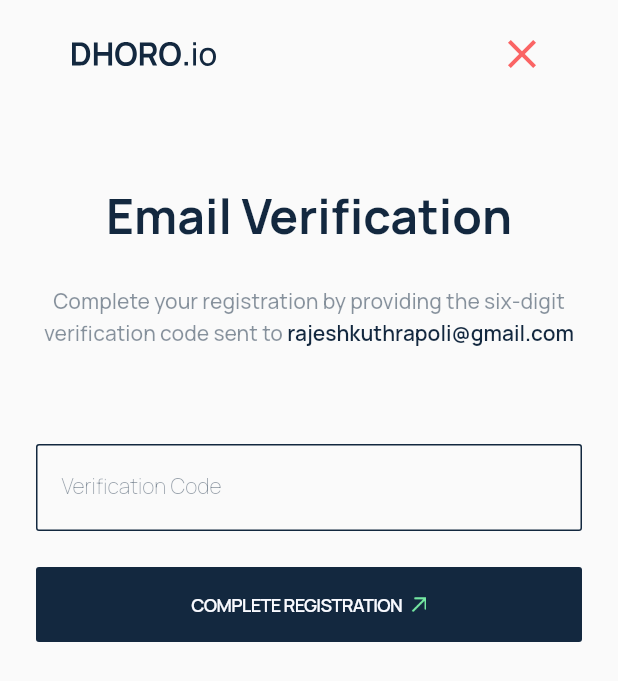
After one commit to andymaking/tobeUsed, a Flutter app: the EmailVerificationPage screen opened by its route, on a phone screen of 412 x 824 dp. The commit adds this screen. Shown: the top 681 px of the screen. Run offline on Flutter 3.47's test engine with Material 2 defaults, Android fonts, the phone set to English and light mode, and no system bars; our stand-ins replace dio, flutter_svg, get_it, google_fonts, hive, hive_flutter and 2 more; missing offline and left inert: flutter_statusbarcolor_ns; accounts and stored records are empty.

Commit message:
Implement Email Verification screen

```diff
--- /dev/null
+++ b/lib/ui/email_verification/email_verification.dart
@@ -0,0 +1,114 @@
+
+import 'package:dhoro_mobile/ui/route/routes.dart';
+import 'package:dhoro_mobile/utils/app_fonts.dart';
+import 'package:dhoro_mobile/utils/color.dart';
+import 'package:dhoro_mobile/utils/strings.dart';
+import 'package:dhoro_mobile/widgets/app_text_field.dart';
+import 'package:dhoro_mobile/widgets/app_toolbar.dart';
+import 'package:dhoro_mobile/widgets/button.dart';
+import 'package:flutter/material.dart';
+import 'package:flutter_svg/flutter_svg.dart';
+import 'package:google_fonts/google_fonts.dart';
+
+class EmailVerificationPage extends StatefulWidget {
+  const EmailVerificationPage({Key? key}) : super(key: key);
+
+  @override
+  _EmailVerificationPageState createState() => _EmailVerificationPageState();
+}
+
+class _EmailVerificationPageState extends State<EmailVerificationPage> {
+  TextEditingController _verificationCodeController = TextEditingController();
+  final _formKey = GlobalKey<FormState>();
+  final isValidLogin = true;
+
+  @override
+  Widget build(BuildContext context) {
+    return Scaffold(
+      body: SafeArea(
+        child: Container(
+          child: Padding(
+            padding: const EdgeInsets.symmetric(horizontal: 24.0),
+            child: Column(
+              mainAxisAlignment: MainAxisAlignment.start,
+              crossAxisAlignment: CrossAxisAlignment.center,
+              children: <Widget>[
+                SizedBox(height: 20.0,),
+                AppToolBar(
+                  trailingIconClicked: (){
+
+                  },
+                ),
+                SizedBox(height: 70.0,),
+                AppFontsStyle.getAppTextViewBold(
+                  AppString.emailVerification,
+                  weight: FontWeight.w700,
+                  size: AppFontsStyle.textFontSize32,
+                ),
+                SizedBox(height: 24.0,),
+                Container(
+                    width: double.infinity,
+                    child: GestureDetector(
+                      onTap: (){
+                        Navigator.of(context).pushNamed(AppRoutes.signUp);
+                      },
+                      child: Center(
+                        child: Text.rich(
+                          TextSpan(
+                              text: AppString.completeYourRegistration,
+                              style: GoogleFonts.manrope(
+                                fontSize: AppFontsStyle.textFontSize14,
+                                height: 1.5,
+                                color: Pallet.colorGrey,
+                                fontStyle: FontStyle.normal,
+                                fontWeight: FontWeight.w500,
+                              ),
+                              children: <TextSpan>[
+                                TextSpan(
+                                  text: "rajeshkuthrapoli@gmail.com",
+                                  style: GoogleFonts.manrope(
+                                    fontSize: AppFontsStyle.textFontSize14,
+                                    height: 1.2,
+                                    color: Pallet.colorBlue,
+                                    fontStyle: FontStyle.normal,
+                                    fontWeight: FontWeight.w600,),
+                                ),
+                              ]
+                          ),
+                          textAlign: TextAlign.center,
+                        ),
+                      ),
+                    )
+                ),
+                SizedBox(height: 64.0,),
+                AppFormField(
+                  label: AppString.verificationCode,
+                  controller: _verificationCodeController,
+                  onChanged: (value) {
+
+                  },
+                ),
+                SizedBox(
+                  height: 24,
+                ),
+                AppButton(
+                    onPressed: (){
+                      Navigator.of(context).pushNamed(AppRoutes.home);
+                    },
+                    title: "COMPLETE REGISTRATION",
+                    disabledColor: Pallet.colorYellow.withOpacity(0.2),
+                    titleColor: Pallet.colorWhite,
+                    enabledColor: isValidLogin ? Pallet.colorBlue : Pallet.colorBlue.withOpacity(0.2),
+                    enabled: isValidLogin ? true : false),
+                SizedBox(
+                  height: 16,
+                ),
+
+              ],
+            ),
+          ),
+        ),
+      ),
+    );
+  }
+}
--- a/lib/ui/route/routes.dart
+++ b/lib/ui/route/routes.dart
@@ -1,5 +1,6 @@
 import 'package:dhoro_mobile/ui/changePassword/change_password.dart';
 import 'package:dhoro_mobile/ui/createAccount/signup.dart';
+import 'package:dhoro_mobile/ui/email_verification/email_verification.dart';
 import 'package:dhoro_mobile/ui/login/login.dart';
 import 'package:dhoro_mobile/ui/overview/overview.dart';
 import 'package:dhoro_mobile/ui/request/requests.dart';
@@ -13,6 +14,7 @@ class AppRoutes {
   static const home = '/home';
   static const login = '/login';
   static const verifyYourEmail = '/verifyYourEmail';
+  static const emailVerification = '/emailVerification';
   static const onBoarding = '/onboarding';
   static const signUp = '/sign-up';
   static const forgotPassword = '/forgot-password';
@@ -67,6 +69,12 @@ class AppRouter {
           settings: settings,
           fullscreenDialog: true,
         );
+      case AppRoutes.emailVerification:
+        return MaterialPageRoute<dynamic>(
+          builder: (_) => EmailVerificationPage(),
+          settings: settings,
+          fullscreenDialog: true,
+        );
       case AppRoutes.settings:
         return MaterialPageRoute<dynamic>(
           builder: (_) => SettingsPage(),
--- a/lib/ui/verify_your_email/verify_your_email.dart
+++ b/lib/ui/verify_your_email/verify_your_email.dart
@@ -80,7 +80,7 @@ class _VerifyYourEmailPageState extends State<VerifyYourEmailPage> {
                     SizedBox(height: 80.0,),
                     AppButton(
                         onPressed: (){
-                          Navigator.of(context).pushNamed(AppRoutes.home);
+                          Navigator.of(context).pushNamed(AppRoutes.emailVerification);
                         },
                         title: AppString.verifyBtn,
                         disabledColor: Pallet.colorYellow.withOpacity(0.2),
--- a/lib/utils/strings.dart
+++ b/lib/utils/strings.dart
@@ -19,9 +19,11 @@ class AppString{
   static const String unsubscribe = "Unsubscribe";
   static const String termsAndCondition = "Terms and Conditions";
   static const String privacyPolicy = "Privacy Policy";
+  static const String emailVerification = "Email Verification";
+  static const String verificationCode = "Verification Code";
+  static const String registerInstead ="Register instead";
 
-
-  static const String registerInstead ="Register instead";
+  static const String completeYourRegistration = "Complete your registration by providing the six-digit verification code sent to ";
   static const String getStartedTwoSteps = "Get started with Dhoro in two easy steps. Fill out the form below and verify your Email address.";
   static const String accessYourDhoro = "Access your Dhoro account by providing the Email address you signed up with and your password.";
   static const String termsAndConditions ="By clicking the “Create a Dhoro account’ button, you are creating a Dhoro account and you agree to our Privacy Policy and Terms and Conditions";
```
